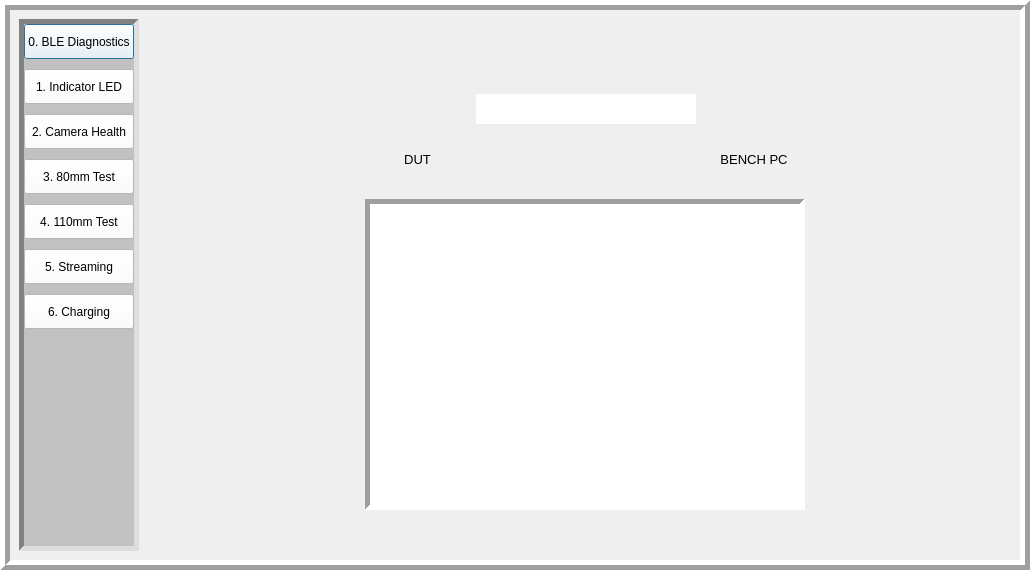
Before: the Qt Designer form layout/widget_stack.ui in kaertech-dev/dentalmonitoring_functional, drawn with Qt 5.
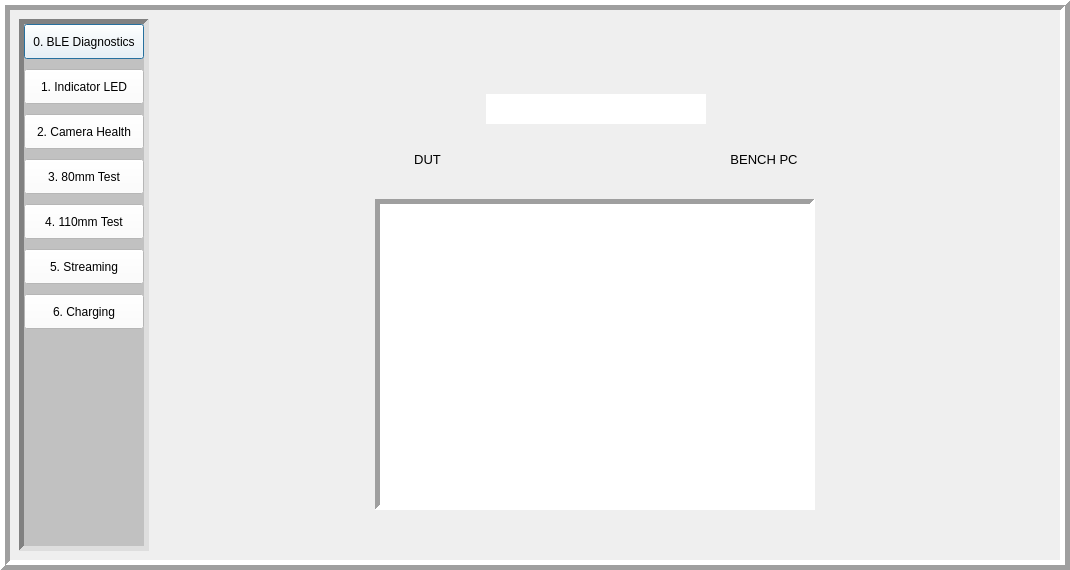
After: the same form once the commit is applied. Icons and pictures are not drawn.

```diff
--- a/layout/widget_stack.ui
+++ b/layout/widget_stack.ui
@@ -6,7 +6,7 @@
    <rect>
     <x>0</x>
     <y>0</y>
-    <width>1030</width>
+    <width>1070</width>
     <height>570</height>
    </rect>
   </property>
@@ -18,7 +18,7 @@
     <rect>
      <x>0</x>
      <y>0</y>
-     <width>1030</width>
+     <width>1070</width>
      <height>570</height>
     </rect>
    </property>
@@ -34,6 +34,12 @@
    <layout class="QHBoxLayout" name="horizontalLayout">
     <item>
      <widget class="QFrame" name="verticalFrame">
+      <property name="minimumSize">
+       <size>
+        <width>130</width>
+        <height>0</height>
+       </size>
+      </property>
       <property name="styleSheet">
        <string notr="true">.QFrame {background-color: rgb(193, 193, 193);}</string>
       </property>
```
